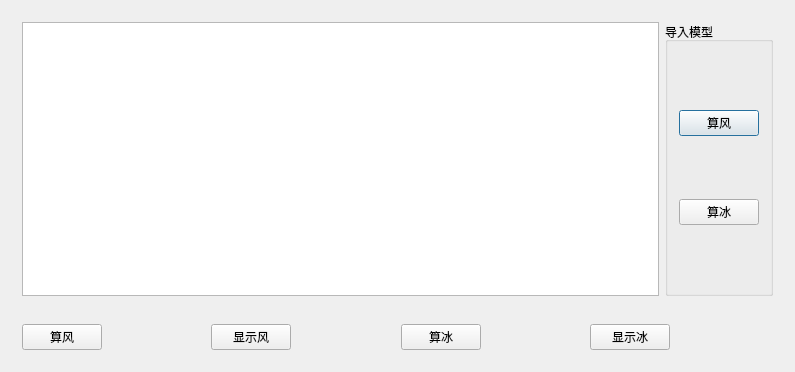
Before: the Qt Designer form TW/UI_Calculate.ui in Shixuku/Tower-Visual, drawn with Qt 5.
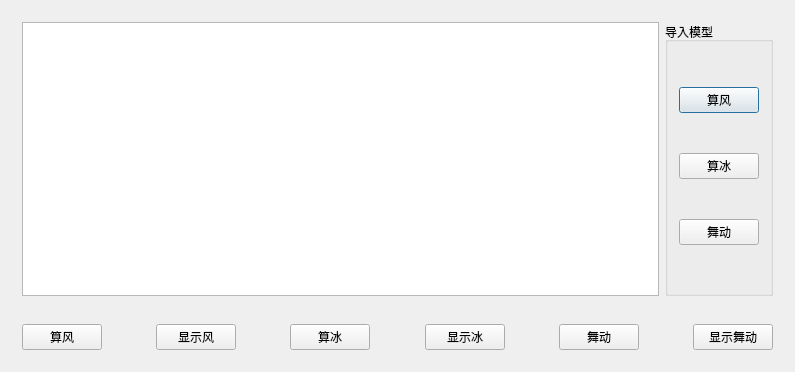
After: the same form once the commit is applied.

```diff
--- a/TW/UI_Calculate.ui
+++ b/TW/UI_Calculate.ui
@@ -40,6 +40,13 @@
            </property>
           </widget>
          </item>
+         <item>
+          <widget class="QPushButton" name="btn_InputWuDong">
+           <property name="text">
+            <string>舞动</string>
+           </property>
+          </widget>
+         </item>
         </layout>
        </widget>
       </item>
@@ -129,6 +136,33 @@
         </property>
        </spacer>
       </item>
+      <item>
+       <widget class="QPushButton" name="btn_WuDong">
+        <property name="text">
+         <string>舞动</string>
+        </property>
+       </widget>
+      </item>
+      <item>
+       <spacer name="horizontalSpacer_5">
+        <property name="orientation">
+         <enum>Qt::Horizontal</enum>
+        </property>
+        <property name="sizeHint" stdset="0">
+         <size>
+          <width>40</width>
+          <height>20</height>
+         </size>
+        </property>
+       </spacer>
+      </item>
+      <item>
+       <widget class="QPushButton" name="btn_showWuDong">
+        <property name="text">
+         <string>显示舞动</string>
+        </property>
+       </widget>
+      </item>
      </layout>
     </widget>
    </item>
```
Left out of the diff: 12 changed lines with no effect on the pictures.
